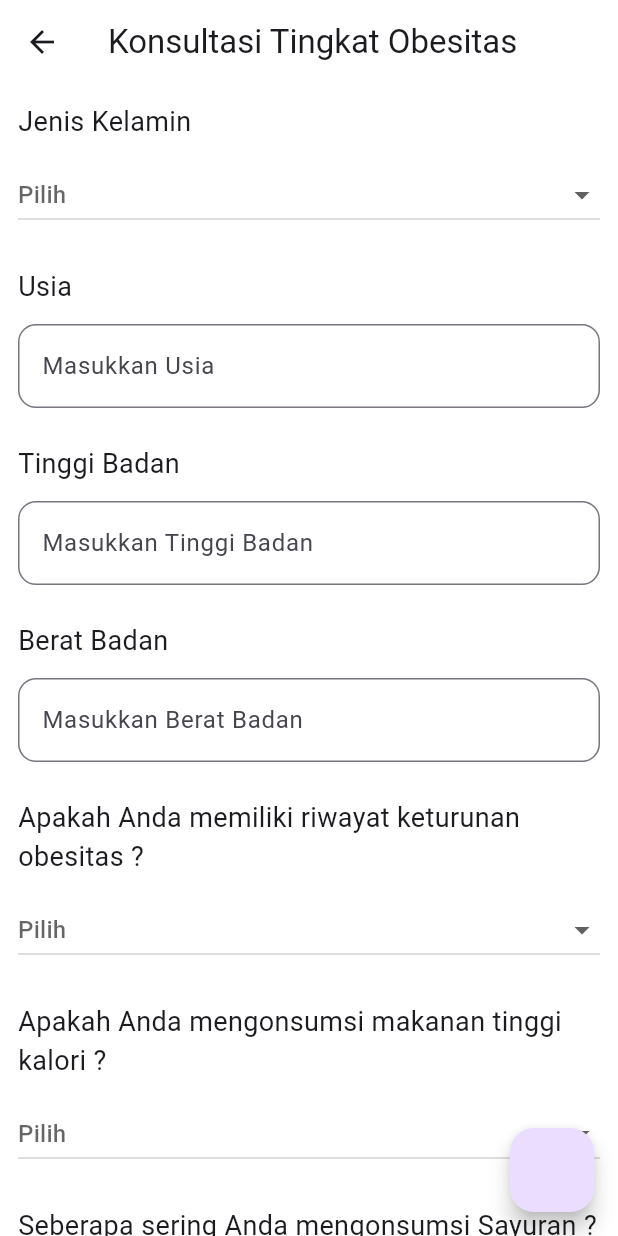
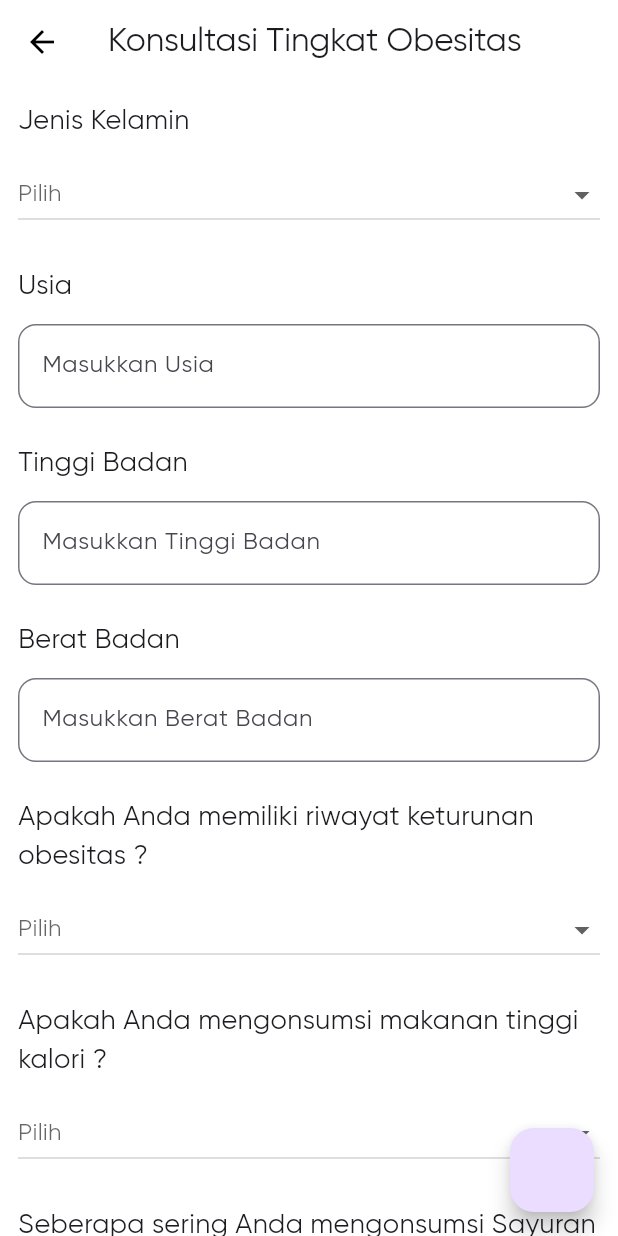
Before and after one commit to oreoswordy/hallobet, a Flutter app: the screen it shows after launch, after a tap on "Get Started", after a tap on "Konsultasi", on a phone screen of 412 x 824 dp. Run offline on Flutter 3.47's test engine with Material 3 defaults, Android fonts, the light colour scheme and no system bars; our stand-ins replace carousel_slider, csv, google_fonts, shared_preferences; missing offline and left inert: ml_algo, ml_dataframe; network calls fail.

Commit message:
slicing onboarding, home

```diff
--- a/hallobet/lib/main.dart
+++ b/hallobet/lib/main.dart
@@ -41,7 +41,16 @@ class MainApp extends StatelessWidget {
   @override
   Widget build(BuildContext context) {
     return MaterialApp(
-      theme: ThemeData(scaffoldBackgroundColor: Colors.white),
+      theme: ThemeData(
+        fontFamily: 'Gilroy',
+        scaffoldBackgroundColor: Colors.white,
+        appBarTheme: const AppBarTheme(
+          backgroundColor: Colors.white,
+          elevation: 0,
+          scrolledUnderElevation: 0,
+          iconTheme: IconThemeData(color: Colors.black),
+        ),
+      ),
       debugShowCheckedModeBanner: false,
       initialRoute: wasOnboarding ? '/' : '/onboarding',
       routes: {
--- /dev/null
+++ b/hallobet/lib/utils/apps_color.dart
@@ -0,0 +1,8 @@
+import 'package:flutter/material.dart';
+
+class AppsColor {
+  static const primaryColor = Color(0xFF000000);
+  static const secondaryColor = Color(0xFFCCCCCC);
+  static const accentColor = Color(0xFF40A578);
+  static const secondAccentColor = Color(0xFF9DDE8B);
+}
--- a/hallobet/lib/view/detail_information.dart
+++ b/hallobet/lib/view/detail_information.dart
@@ -48,12 +48,12 @@ class DetailInformation extends StatelessWidget {
               const SizedBox(height: 12),
               Text(
                 """
-                $desc
+$desc
                 """,
-                style: GoogleFonts.openSans(
-                  fontSize: 16,
+                style: TextStyle(
+                  color: Colors.black,
+                  fontSize: MediaQuery.of(context).size.width * 0.045,
                 ),
-                textAlign: TextAlign.justify,
               ),
             ],
           ),
--- a/hallobet/lib/view/home.dart
+++ b/hallobet/lib/view/home.dart
@@ -1,13 +1,11 @@
 import 'package:carousel_slider/carousel_slider.dart';
 import 'package:flutter/material.dart';
 import 'package:google_fonts/google_fonts.dart';
+import 'package:hallobet/view/about.dart';
 import 'package:hallobet/view/detail_information.dart';
-import 'package:hallobet/view/konsultasi.dart';
 import 'package:hallobet/view_model/information_view_model.dart';
 import 'package:provider/provider.dart';
-import 'package:hallobet/view/about.dart';
 import 'package:hallobet/view/consultation.dart';
-import 'package:hallobet/view/csv.dart';
 import 'package:hallobet/view/information.dart';
 import 'package:hallobet/view/widget/widget.dart';
 
@@ -17,32 +15,38 @@ class HomeScreen extends StatelessWidget {
   @override
   Widget build(BuildContext context) {
     return Scaffold(
-      appBar: AppBar(
-        elevation: 0,
-        backgroundColor: Colors.white,
-        scrolledUnderElevation: 0,
-        title: Column(
-          children: [
-            Text(
-              "OBESTIE",
-              style: GoogleFonts.righteous(
-                textStyle: const TextStyle(
-                  color: Colors.indigo,
-                  fontWeight: FontWeight.bold,
-                  fontSize: 28,
-                ),
-              ),
-            ),
-            const SizedBox(height: 3),
-          ],
-        ),
-      ),
+      appBar: appsBar(),
       body: SingleChildScrollView(
         child: Container(
           margin: const EdgeInsets.symmetric(vertical: 12),
           child: Column(
             crossAxisAlignment: CrossAxisAlignment.start,
             children: [
+              Container(
+                margin:
+                    const EdgeInsets.symmetric(horizontal: 12, vertical: 12),
+                child: Column(
+                  crossAxisAlignment: CrossAxisAlignment.start,
+                  children: [
+                    Text(
+                      "Halo teman, ",
+                      style: TextStyle(
+                        fontSize: 18,
+                        fontWeight: FontWeight.bold,
+                        color: Colors.grey[500],
+                      ),
+                    ),
+                    Text(
+                      "Selamat datang di hallobet",
+                      style: TextStyle(
+                        fontSize: 20,
+                        fontWeight: FontWeight.bold,
+                      ),
+                    ),
+                  ],
+                ),
+              ),
+              SizedBox(height: 12),
               Consumer<InformationViewModel>(
                 builder: (context, viewModel, child) {
                   return CarouselSlider(
@@ -116,10 +120,9 @@ class HomeScreen extends StatelessWidget {
                                         const SizedBox(height: 6),
                                         Text(
                                           item.description,
-                                          maxLines: 3,
-                                          softWrap: true,
+                                          maxLines: 2,
                                           overflow: TextOverflow.ellipsis,
-                                          style: GoogleFonts.openSans(
+                                          style: const TextStyle(
                                             fontSize: 16,
                                           ),
                                         ),
@@ -162,8 +165,7 @@ class HomeScreen extends StatelessWidget {
                       shrinkWrap: true,
                       physics: const NeverScrollableScrollPhysics(),
                       crossAxisCount: 2,
-                      crossAxisSpacing: 10,
-                      mainAxisSpacing: 10,
+                      crossAxisSpacing: 12,
                       children: [
                         cardMenu(() {
                           Navigator.push(
@@ -187,25 +189,7 @@ class HomeScreen extends StatelessWidget {
                           Navigator.push(
                             context,
                             MaterialPageRoute(
-                              builder: (context) => const KonsultasiScreen(),
-                            ),
-                          );
-                        }, "https://cdn-icons-png.flaticon.com/512/4850/4850909.png",
-                            "Testing Aplikasi"),
-                        cardMenu(() {
-                          Navigator.push(
-                            context,
-                            MaterialPageRoute(
                               builder: (context) => const AboutScreen(),
-                            ),
-                          );
-                        }, "https://cdn.icon-icons.com/icons2/2299/PNG/512/giving_medical_help_care_healthcare_hand_wash_icon_141641.png",
-                            "Tentang Aplikasi"),
-                        cardMenu(() {
-                          Navigator.push(
-                            context,
-                            MaterialPageRoute(
-                              builder: (context) => const CsvScreen(),
                             ),
                           );
                         }, "https://cdn.icon-icons.com/icons2/2299/PNG/512/giving_medical_help_care_healthcare_hand_wash_icon_141641.png",
--- a/hallobet/lib/view/onboarding.dart
+++ b/hallobet/lib/view/onboarding.dart
@@ -21,10 +21,7 @@ class OnBoardingScreen extends StatelessWidget {
             mainAxisAlignment: MainAxisAlignment.center,
             crossAxisAlignment: CrossAxisAlignment.center,
             children: [
-              Image.network(
-                width: MediaQuery.of(context).size.width * 0.75,
-                "https://static.vecteezy.com/system/resources/previews/027/951/012/non_2x/pixel-art-happy-girl-group-character-png.png",
-              ),
+              Image.asset("assets/image/onboard.png"),
               const SizedBox(height: 24),
               Text(
                 textAlign: TextAlign.center,
--- a/hallobet/lib/view/widget/widget.dart
+++ b/hallobet/lib/view/widget/widget.dart
@@ -1,5 +1,6 @@
 import 'package:flutter/material.dart';
 import 'package:google_fonts/google_fonts.dart';
+import 'package:hallobet/utils/apps_color.dart';
 
 Widget textFieldConsultation(String hint, TextEditingController controller) {
   return TextField(
@@ -30,7 +31,7 @@ Widget cardInformation(Function()? func, BuildContext context, String image,
               height: MediaQuery.of(context).size.height * 0.3,
               width: double.infinity,
               decoration: BoxDecoration(
-                color: Colors.amber,
+                color: AppsColor.secondaryColor,
                 borderRadius: BorderRadius.circular(10),
                 image: DecorationImage(
                   fit: BoxFit.cover,
@@ -92,17 +93,41 @@ Widget textfieldNumber(String title, TextEditingController controller) {
 Widget cardMenu(Function()? func, String image, String title) {
   return GestureDetector(
     onTap: func,
-    child: Card(
-      child: Center(
+    child: Container(
+      child: Card(
+        elevation: 0,
+        color: Colors.transparent,
         child: Column(
-          mainAxisAlignment: MainAxisAlignment.center,
           children: [
-            Image.network(
-              image,
-              height: 75,
+            Container(
+              height: 125,
+              width: double.infinity,
+              decoration: BoxDecoration(
+                color: AppsColor.secondAccentColor,
+                borderRadius: BorderRadius.circular(10),
+              ),
+              child: Padding(
+                padding: const EdgeInsets.only(
+                    top: 12), // Add padding to shrink the image
+                child: ClipRRect(
+                  borderRadius: BorderRadius.circular(10),
+                  child: Image.network(
+                    image,
+                    fit: BoxFit.contain,
+                  ),
+                ),
+              ),
             ),
-            const SizedBox(height: 12),
-            Text(title),
+            Container(
+              margin: const EdgeInsets.symmetric(vertical: 12),
+              child: Text(
+                title,
+                style: const TextStyle(
+                  fontWeight: FontWeight.bold,
+                  fontSize: 18,
+                ),
+              ),
+            ),
           ],
         ),
       ),
@@ -180,3 +205,14 @@ Widget tagText(String tag) {
     style: TextStyle(fontSize: 16, color: Colors.grey),
   );
 }
+
+AppBar appsBar() {
+  return AppBar(
+    centerTitle: true,
+    title: const Text(
+      'HALLOBET',
+      style: TextStyle(
+          fontFamily: 'Gotham', fontSize: 18, color: AppsColor.accentColor),
+    ),
+  );
+}
--- a/hallobet/lib/view_model/consultation_view_model.dart
+++ b/hallobet/lib/view_model/consultation_view_model.dart
@@ -1,4 +1,3 @@
-import 'dart:js_interop';
 import 'dart:math';
 
 import 'package:flutter/material.dart';
```
Also changed, not shown: hallobet/pubspec.yaml (+16 -0 lines), hallobet/assets/fonts/Gilroy/Gilroy-Bold.ttf (added), hallobet/assets/fonts/Gilroy/Gilroy-ExtraBold.ttf (added), hallobet/assets/fonts/Gilroy/Gilroy-Medium.ttf (added), hallobet/assets/fonts/Gilroy/Gilroy-Regular.ttf (added), hallobet/assets/fonts/Gotham/GothamBold.ttf (added), hallobet/assets/fonts/Righteous/Righteous-Regular.ttf (added), hallobet/assets/image/onboard.png (added), hallobet/pubspec.lock.
